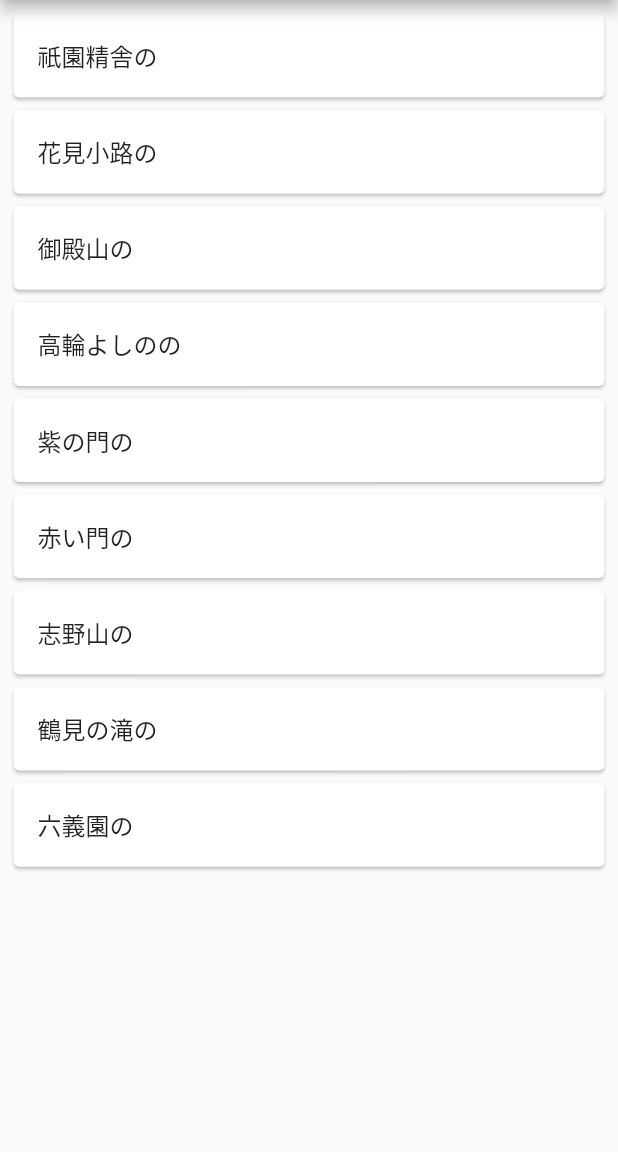
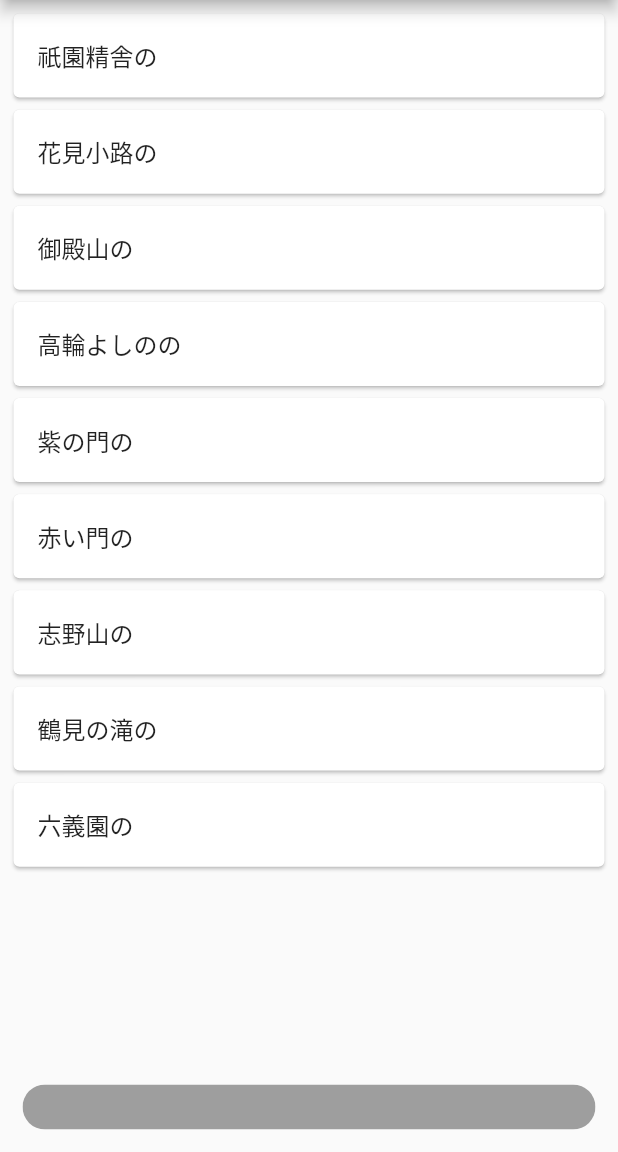
Before and after one commit to kuroyei/heikemonogatari_game, a Flutter app: the GamePage screen opened directly, on a phone screen of 412 x 824 dp, the part 84-1236 px from its top. Run offline on Flutter 3.47's test engine with Material 2 defaults, Android fonts, the phone set to English and light mode, and no system bars; our stand-ins replace font_awesome_flutter, google_fonts, just_audio.

Commit message:
GamePageにProgress Bar追加

```diff
--- a/lib/view/game_page.dart
+++ b/lib/view/game_page.dart
@@ -70,7 +70,10 @@ class GamePageState extends State<GamePage> {
       appBar: AppBar(
         title: Text("平家物語ゲーム"),
       ),
-      body: Container(
+      body: Column(
+        children: [
+          Expanded(
+            child: Container(
               child: Scrollbar(
                 child: ListView.separated(
                   padding: EdgeInsets.all(5),
@@ -102,6 +105,21 @@ class GamePageState extends State<GamePage> {
                 )
               ),
             )
+          ),
+          Padding(
+            padding: EdgeInsets.all(15),
+            child: ClipRRect(
+              borderRadius: BorderRadius.all(Radius.circular(30)),
+              child: LinearProgressIndicator(
+                backgroundColor: Colors.grey,
+                valueColor: new AlwaysStoppedAnimation<Color>(Colors.blue),
+                minHeight: 30,
+                value: index/questionItem.length,
+              )
+            )
+          ),
+        ]
+      )
     );
   }
 }
```
Lines whose indentation alone changed are shown as unchanged.
